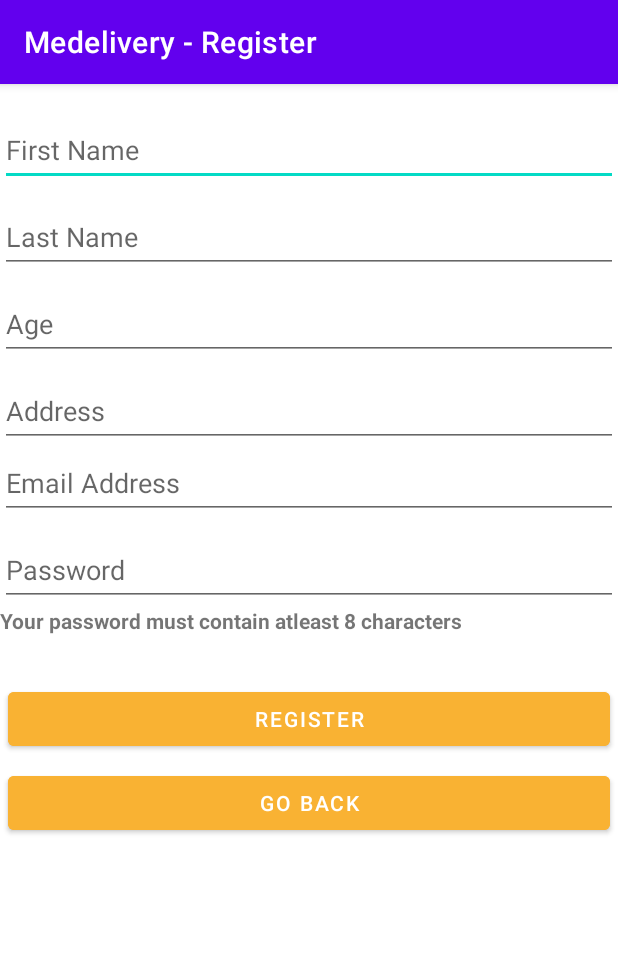
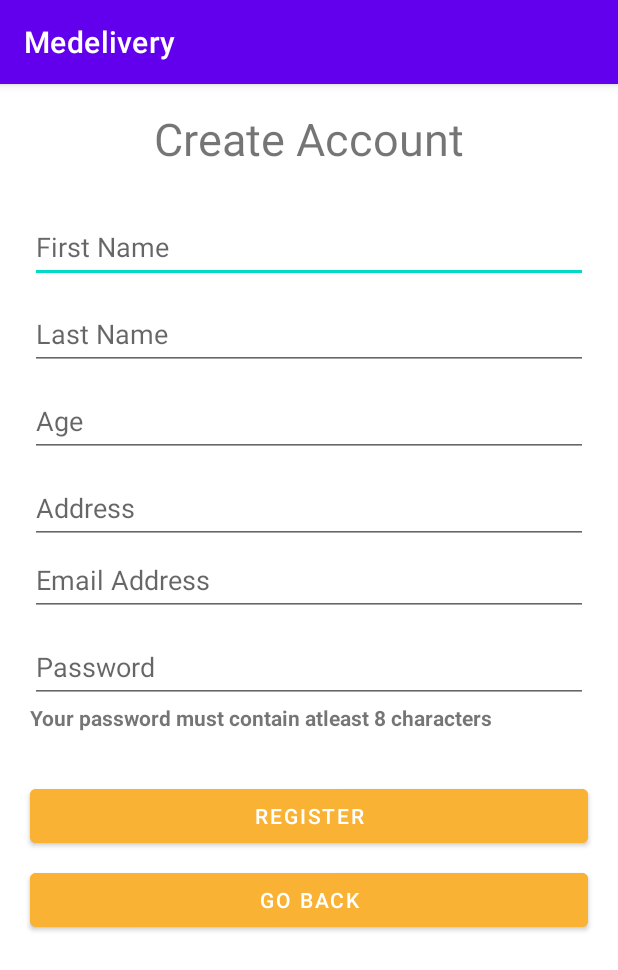
Before and after one commit to jSunpayco/MOBDEVE_S16_Group22_MP, an Android app: the screen it shows after launch (RegisterActivity), after a tap on "REGISTER", on a phone screen of 412 x 824 dp. Shown: the top 970 px of the screen. Run offline under Robolectric (Android 15) with nearby library versions, the phone set to English and light mode, and no system bars; our stand-ins replace Firebase (no records; nobody signed in at launch, a user with empty details on screens opened directly); 1 other tap on this screen came first.

Commit message:
Ui changes

```diff
--- a/app/src/main/AndroidManifest.xml
+++ b/app/src/main/AndroidManifest.xml
@@ -26,9 +26,10 @@
             android:exported="true"
             android:parentActivityName=".MainActivity" />
         <activity
-            android:name=".OverviewItemActivity"
+            android:name=".TransactionActivity"
             android:exported="true"
-            android:parentActivityName=".MainActivity" />
+            android:parentActivityName=".MainActivity"
+            android:windowSoftInputMode="adjustPan"/>
         <activity
             android:name=".AboutUsActivity"
             android:exported="true"
--- a/app/src/main/java/com/mobdeve/s16/group22/medelivery/AboutUsActivity.java
+++ b/app/src/main/java/com/mobdeve/s16/group22/medelivery/AboutUsActivity.java
@@ -1,6 +1,7 @@
 package com.mobdeve.s16.group22.medelivery;
 
 import android.os.Bundle;
+import android.view.Window;
 import android.widget.TextView;
 
 import androidx.appcompat.app.AppCompatActivity;
@@ -15,9 +16,9 @@ public class AboutUsActivity extends AppCompatActivity {
     @Override
     protected void onCreate(Bundle savedInstanceState) {
         super.onCreate(savedInstanceState);
+        this.requestWindowFeature(Window.FEATURE_NO_TITLE);
         setContentView(R.layout.activity_aboutus);
         getSupportActionBar().setDisplayHomeAsUpEnabled(true);
-        setTitle("About Us");
 
         FirebaseFirestore fstore = FirebaseFirestore.getInstance();
 
--- a/app/src/main/java/com/mobdeve/s16/group22/medelivery/HistoryFragment.java
+++ b/app/src/main/java/com/mobdeve/s16/group22/medelivery/HistoryFragment.java
@@ -72,9 +72,7 @@ public class HistoryFragment extends Fragment {
                 holder.itemView.setOnClickListener(new View.OnClickListener() {
                     @Override
                     public void onClick(View view) {
-                        Intent i = new Intent(getActivity(), OverviewItemActivity.class);
-                        DocumentReference documentReference = historyReference.
-                                collection("myTransactions").document(model.getTransactionID());
+                        Intent i = new Intent(getActivity(), TransactionActivity.class);
                         String temp = model.getTransactionID();
                         i.putExtra("TRANSACTION_REFERENCE", temp);
                         startActivity(i);
--- a/app/src/main/java/com/mobdeve/s16/group22/medelivery/ItemListActivity.java
+++ b/app/src/main/java/com/mobdeve/s16/group22/medelivery/ItemListActivity.java
@@ -30,6 +30,7 @@ import android.util.Log;
 import android.view.LayoutInflater;
 import android.view.View;
 import android.view.ViewGroup;
+import android.view.Window;
 import android.widget.Toast;
 
 import java.util.ArrayList;
@@ -49,9 +50,9 @@ public class ItemListActivity extends AppCompatActivity {
     @Override
     protected void onCreate(Bundle savedInstanceState) {
         super.onCreate(savedInstanceState);
+        this.requestWindowFeature(Window.FEATURE_NO_TITLE);
         setContentView(R.layout.activity_itemlist);
         getSupportActionBar().setDisplayHomeAsUpEnabled(true);
-        setTitle("Item Search");
 
         this.recyclerView = findViewById(R.id.itemRecyclerVIew);
         this.swipeRefreshLayout = findViewById(R.id.itemScrollView);
--- a/app/src/main/java/com/mobdeve/s16/group22/medelivery/LoginActivity.java
+++ b/app/src/main/java/com/mobdeve/s16/group22/medelivery/LoginActivity.java
@@ -7,6 +7,7 @@ import android.content.Intent;
 import android.os.Bundle;
 import android.text.TextUtils;
 import android.view.View;
+import android.view.Window;
 import android.widget.Button;
 import android.widget.EditText;
 import android.widget.Toast;
@@ -25,8 +26,8 @@ public class LoginActivity extends AppCompatActivity {
     @Override
     protected void onCreate(Bundle savedInstanceState) {
         super.onCreate(savedInstanceState);
+        this.requestWindowFeature(Window.FEATURE_NO_TITLE);
         setContentView(R.layout.activity_login);
-        setTitle("Medelivery - Login");
 
         this.loginMailET = findViewById(R.id.loginMailET);
         this.loginPasswordET = findViewById(R.id.loginPasswordET);
--- a/app/src/main/java/com/mobdeve/s16/group22/medelivery/MainActivity.java
+++ b/app/src/main/java/com/mobdeve/s16/group22/medelivery/MainActivity.java
@@ -7,6 +7,7 @@ import android.content.Intent;
 import android.os.Bundle;
 import android.util.Log;
 import android.view.MenuItem;
+import android.view.Window;
 import android.widget.Toast;
 
 import com.google.android.material.bottomnavigation.BottomNavigationView;
@@ -20,6 +21,7 @@ public class MainActivity extends AppCompatActivity {
     protected void onCreate(Bundle savedInstanceState) {
 
         super.onCreate(savedInstanceState);
+        this.requestWindowFeature(Window.FEATURE_NO_TITLE);
 
         // if no user is logged in, start login activity
         if(FirebaseAuth.getInstance().getCurrentUser() == null){
@@ -27,7 +29,6 @@ public class MainActivity extends AppCompatActivity {
         }else{
 
             setContentView(R.layout.activity_main);
-            setTitle("Home");
 
             this.bottomNavigationView = findViewById(R.id.bottomNavigationView);
             this.bottomNavigationView.setOnNavigationItemSelectedListener(navListener);
--- a/app/src/main/java/com/mobdeve/s16/group22/medelivery/RegisterActivity.java
+++ b/app/src/main/java/com/mobdeve/s16/group22/medelivery/RegisterActivity.java
@@ -8,6 +8,7 @@ import android.os.Bundle;
 import android.text.TextUtils;
 import android.util.Log;
 import android.view.View;
+import android.view.Window;
 import android.widget.Button;
 import android.widget.EditText;
 import android.widget.Toast;
@@ -35,8 +36,8 @@ public class RegisterActivity extends AppCompatActivity {
     @Override
     protected void onCreate(Bundle savedInstanceState) {
         super.onCreate(savedInstanceState);
+        this.requestWindowFeature(Window.FEATURE_NO_TITLE);
         setContentView(R.layout.activity_register);
-        setTitle("Medelivery - Register");
 
         this.registerFNameET = findViewById(R.id.registerFNameET);
         this.registerLNameET = findViewById(R.id.registerLNameET);
--- a/app/src/main/java/com/mobdeve/s16/group22/medelivery/OverviewItemModel.java
+++ b/app/src/main/java/com/mobdeve/s16/group22/medelivery/TransactionModel.java
@@ -1,15 +1,15 @@
 package com.mobdeve.s16.group22.medelivery;
 
 
-public class OverviewItemModel {
+public class TransactionModel {
     private String medicineName;
     private String quantity;
     private String price;
 
-    public OverviewItemModel(){
+    public TransactionModel(){
 
     }
-    public OverviewItemModel(String medicineName, String quantity, String price) {
+    public TransactionModel(String medicineName, String quantity, String price) {
         this.medicineName = medicineName;
         this.quantity = quantity;
         this.price = price;
--- a/app/src/main/java/com/mobdeve/s16/group22/medelivery/OverviewItemViewHolder.java
+++ b/app/src/main/java/com/mobdeve/s16/group22/medelivery/TransactionViewHolder.java
@@ -5,10 +5,10 @@ import android.widget.TextView;
 
 import androidx.recyclerview.widget.RecyclerView;
 
-public class OverviewItemViewHolder extends RecyclerView.ViewHolder{
+public class TransactionViewHolder extends RecyclerView.ViewHolder{
     public TextView medicineNameTv, quantityTv, priceTv;
 
-    public OverviewItemViewHolder(View itemView) {
+    public TransactionViewHolder(View itemView) {
         super(itemView);
         this.medicineNameTv = (TextView) itemView.findViewById(R.id.medicineNameTv);
         this.quantityTv = (TextView) itemView.findViewById(R.id.quantityTv);
--- a/app/src/main/res/layout/activity_itemlist.xml
+++ b/app/src/main/res/layout/activity_itemlist.xml
@@ -7,8 +7,8 @@
 
     <ImageView
         android:id="@+id/itemListLogoIv"
-        android:layout_width="150dp"
-        android:layout_height="150dp"
+        android:layout_width="100dp"
+        android:layout_height="100dp"
         android:contentDescription="Logo"
         app:layout_constraintEnd_toEndOf="parent"
         app:layout_constraintStart_toStartOf="parent"
--- a/app/src/main/res/layout/activity_register.xml
+++ b/app/src/main/res/layout/activity_register.xml
@@ -6,20 +6,34 @@
     android:layout_height="match_parent"
     tools:context=".RegisterActivity">
 
+    <TextView
+        android:id="@+id/textView7"
+        android:layout_width="wrap_content"
+        android:layout_height="wrap_content"
+        android:layout_marginTop="16dp"
+        android:text="Create Account"
+        android:textSize="30sp"
+        app:layout_constraintEnd_toEndOf="parent"
+        app:layout_constraintStart_toStartOf="parent"
+        app:layout_constraintTop_toTopOf="parent" />
+
     <LinearLayout
         android:id="@+id/linearLayout3"
         android:layout_width="match_parent"
         android:layout_height="wrap_content"
+        android:layout_marginTop="8dp"
         android:orientation="vertical"
         app:layout_constraintEnd_toEndOf="parent"
         app:layout_constraintStart_toStartOf="parent"
-        app:layout_constraintTop_toTopOf="parent">
+        app:layout_constraintTop_toBottomOf="@+id/textView7">
 
         <EditText
             android:id="@+id/registerFNameET"
             android:layout_width="match_parent"
             android:layout_height="48dp"
+            android:layout_marginLeft="20dp"
             android:layout_marginTop="20dp"
+            android:layout_marginRight="20dp"
             android:ems="10"
             android:hint="First Name"
             android:inputType="textPersonName" />
@@ -28,7 +42,9 @@
             android:id="@+id/registerLNameET"
             android:layout_width="match_parent"
             android:layout_height="48dp"
+            android:layout_marginLeft="20dp"
             android:layout_marginTop="10dp"
+            android:layout_marginRight="20dp"
             android:ems="10"
             android:hint="Last Name"
             android:inputType="textPersonName" />
@@ -37,7 +53,9 @@
             android:id="@+id/registerAgeET"
             android:layout_width="match_parent"
             android:layout_height="48dp"
+            android:layout_marginLeft="20dp"
             android:layout_marginTop="10dp"
+            android:layout_marginRight="20dp"
             android:ems="10"
             android:hint="Age"
             android:inputType="numberDecimal" />
@@ -46,7 +64,9 @@
             android:id="@+id/registerAddressET"
             android:layout_width="match_parent"
             android:layout_height="48dp"
+            android:layout_marginLeft="20dp"
             android:layout_marginTop="10dp"
+            android:layout_marginRight="20dp"
             android:ems="10"
             android:hint="Address"
             android:inputType="textPostalAddress" />
@@ -55,6 +75,8 @@
             android:id="@+id/registerMailET"
             android:layout_width="match_parent"
             android:layout_height="48dp"
+            android:layout_marginLeft="20dp"
+            android:layout_marginRight="20dp"
             android:ems="10"
             android:hint="Email Address"
             android:inputType="textEmailAddress" />
@@ -63,7 +85,9 @@
             android:id="@+id/registerPasswordET"
             android:layout_width="match_parent"
             android:layout_height="48dp"
+            android:layout_marginLeft="20dp"
             android:layout_marginTop="10dp"
+            android:layout_marginRight="20dp"
             android:ems="10"
             android:hint="Password"
             android:inputType="textPassword" />
@@ -71,6 +95,8 @@
         <TextView
             android:layout_width="match_parent"
             android:layout_height="wrap_content"
+            android:layout_marginLeft="20dp"
+            android:layout_marginRight="20dp"
             android:text="Your password must contain atleast 8 characters"
             android:textStyle="bold" />
 
@@ -80,9 +106,9 @@
         android:id="@+id/registerBtn"
         android:layout_width="match_parent"
         android:layout_height="wrap_content"
-        android:layout_marginLeft="5dp"
+        android:layout_marginLeft="20dp"
         android:layout_marginTop="32dp"
-        android:layout_marginRight="5dp"
+        android:layout_marginRight="20dp"
         android:backgroundTint="#F9B233"
         android:text="Register"
         app:layout_constraintEnd_toEndOf="parent"
@@ -93,12 +119,15 @@
         android:id="@+id/goBackBtn"
         android:layout_width="match_parent"
         android:layout_height="wrap_content"
-        android:layout_marginLeft="5dp"
+        android:layout_marginLeft="20dp"
         android:layout_marginTop="8dp"
-        android:layout_marginRight="5dp"
+        android:layout_marginRight="20dp"
         android:backgroundTint="#F9B233"
         android:text="Go Back"
+        app:layout_constraintBottom_toBottomOf="parent"
         app:layout_constraintEnd_toEndOf="parent"
+        app:layout_constraintHorizontal_bias="0.0"
         app:layout_constraintStart_toStartOf="parent"
-        app:layout_constraintTop_toBottomOf="@+id/registerBtn" />
+        app:layout_constraintTop_toBottomOf="@+id/registerBtn"
+        app:layout_constraintVertical_bias="0.0" />
 </androidx.constraintlayout.widget.ConstraintLayout>
--- a/app/src/main/res/layout/fragment_account.xml
+++ b/app/src/main/res/layout/fragment_account.xml
@@ -32,7 +32,9 @@
             android:id="@+id/linearLayout4"
             android:layout_width="match_parent"
             android:layout_height="wrap_content"
+            android:layout_marginLeft="20dp"
             android:layout_marginTop="16dp"
+            android:layout_marginRight="20dp"
             android:orientation="vertical"
             app:layout_constraintBottom_toTopOf="@+id/bottomNavigationView"
             app:layout_constraintEnd_toEndOf="parent"
```
Also changed, not shown: app/src/main/java/com/mobdeve/s16/group22/medelivery/CartActivity.java (+7 -9 lines), app/src/main/java/com/mobdeve/s16/group22/medelivery/TransactionActivity.java (renamed from app/src/main/java/com/mobdeve/s16/group22/medelivery/OverviewItemActivity.java, +29 -16 lines), app/src/main/res/layout/activity_login.xml (+10 -11 lines), app/src/main/res/layout/activity_transactions.xml (+77 -53 lines).
